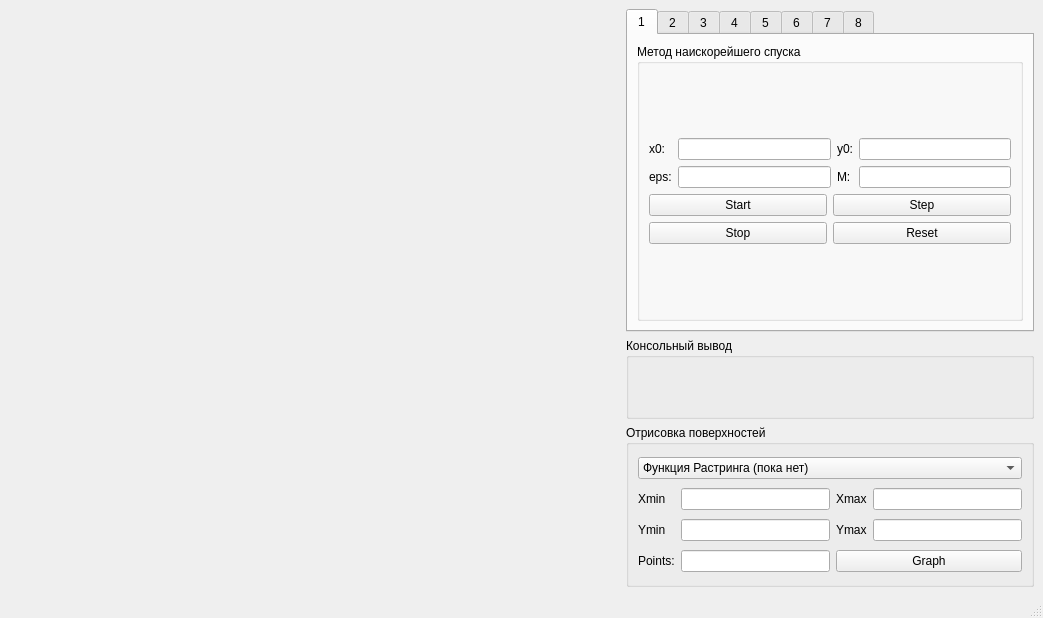
Dramaturg1/SearchOptimization, file src/ui/main.ui: the form before one commit.
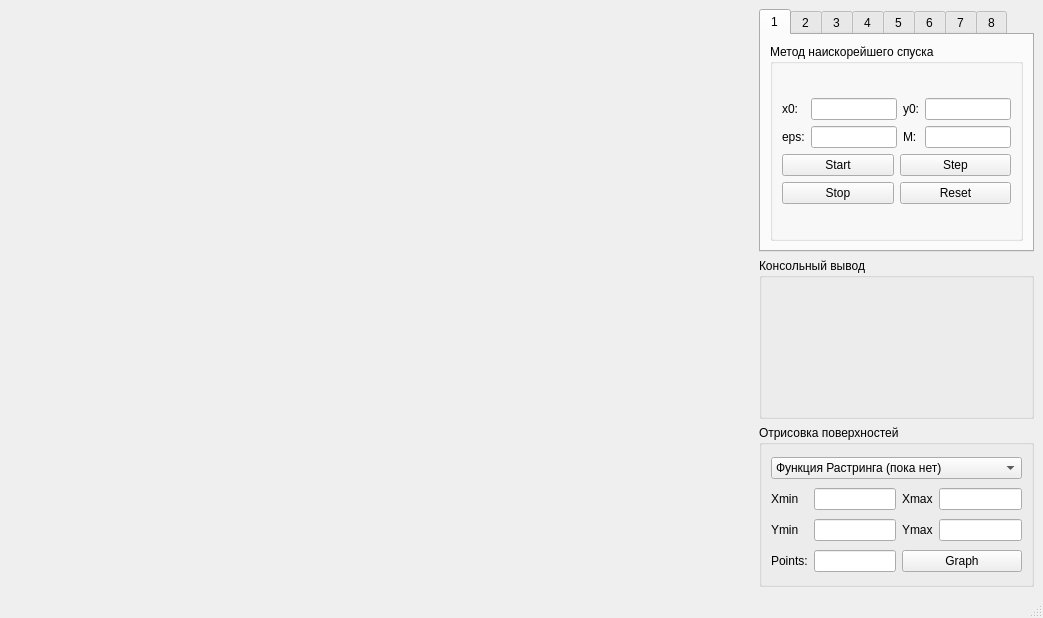
The form after the commit.

Commit message: вознесение

```diff
--- a/src/ui/main.ui
+++ b/src/ui/main.ui
@@ -16,12 +16,15 @@
   <widget class="QWidget" name="centralwidget">
    <layout class="QVBoxLayout" name="verticalLayout_2">
     <item>
-     <layout class="QHBoxLayout" name="horizontalLayout" stretch="3,2">
+     <layout class="QHBoxLayout" name="horizontalLayout" stretch="3,1">
+      <property name="sizeConstraint">
+       <enum>QLayout::SizeConstraint::SetDefaultConstraint</enum>
+      </property>
       <item>
        <widget class="QWidget" name="widget" native="true"/>
       </item>
       <item>
-       <layout class="QVBoxLayout" name="verticalLayout" stretch="4,1,2">
+       <layout class="QVBoxLayout" name="verticalLayout" stretch="3,2,2">
         <item>
          <widget class="QTabWidget" name="tabWidget">
           <property name="currentIndex">
@@ -34,6 +37,12 @@
            <layout class="QHBoxLayout" name="horizontalLayout_3">
             <item>
              <widget class="QGroupBox" name="groupBox_3">
+              <property name="sizePolicy">
+               <sizepolicy hsizetype="Preferred" vsizetype="Preferred">
+                <horstretch>0</horstretch>
+                <verstretch>0</verstretch>
+               </sizepolicy>
+              </property>
               <property name="title">
                <string>Метод наискорейшего спуска</string>
               </property>
```
Left out of the diff: 14 changed lines with no effect on the pictures. The commit also changes 2 other files.
